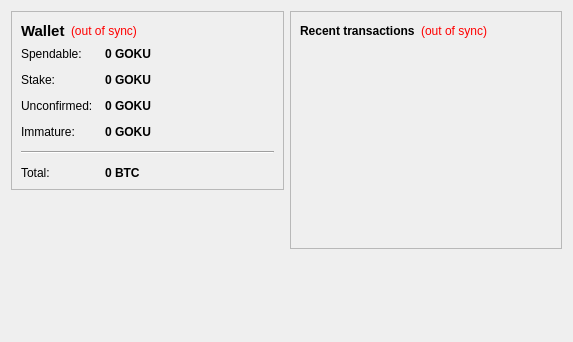
This is src/qt/forms/overviewpage.ui in bumbacoin/xgox as Qt 5 draws it before an edit. The edited form follows.
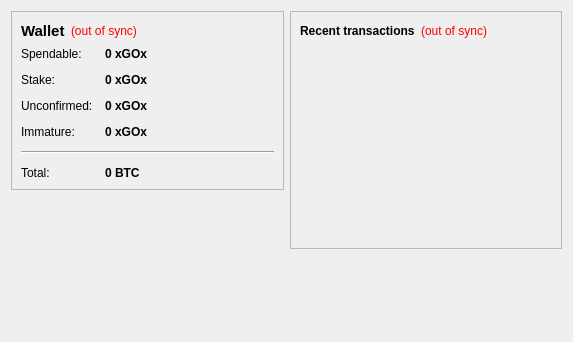
This is the edited form.

Diff of the .ui file:
```diff
--- a/src/qt/forms/overviewpage.ui
+++ b/src/qt/forms/overviewpage.ui
@@ -105,7 +105,7 @@
              <string>Your current spendable balance</string>
             </property>
             <property name="text">
-             <string notr="true">0 GOKU</string>
+             <string notr="true">0 xGOx</string>
             </property>
             <property name="textInteractionFlags">
              <set>Qt::LinksAccessibleByMouse|Qt::TextSelectableByKeyboard|Qt::TextSelectableByMouse</set>
@@ -134,7 +134,7 @@
              <string>Total of coins that was staked, and do not yet count toward the current balance</string>
             </property>
             <property name="text">
-             <string notr="true">0 GOKU</string>
+             <string notr="true">0 xGOx</string>
             </property>
             <property name="textInteractionFlags">
              <set>Qt::LinksAccessibleByMouse|Qt::TextSelectableByKeyboard|Qt::TextSelectableByMouse</set>
@@ -163,7 +163,7 @@
              <string>Total of transactions that have yet to be confirmed, and do not yet count toward the current balance</string>
             </property>
             <property name="text">
-             <string notr="true">0 GOKU</string>
+             <string notr="true">0 xGOx</string>
             </property>
             <property name="textInteractionFlags">
              <set>Qt::LinksAccessibleByMouse|Qt::TextSelectableByKeyboard|Qt::TextSelectableByMouse</set>
@@ -189,7 +189,7 @@
              <string>Mined balance that has not yet matured</string>
             </property>
             <property name="text">
-             <string notr="true">0 GOKU</string>
+             <string notr="true">0 xGOx</string>
             </property>
             <property name="textInteractionFlags">
              <set>Qt::LinksAccessibleByMouse|Qt::TextSelectableByKeyboard|Qt::TextSelectableByMouse</set>
```
Left out of the diff: 4 changed lines with no effect on the pictures.
